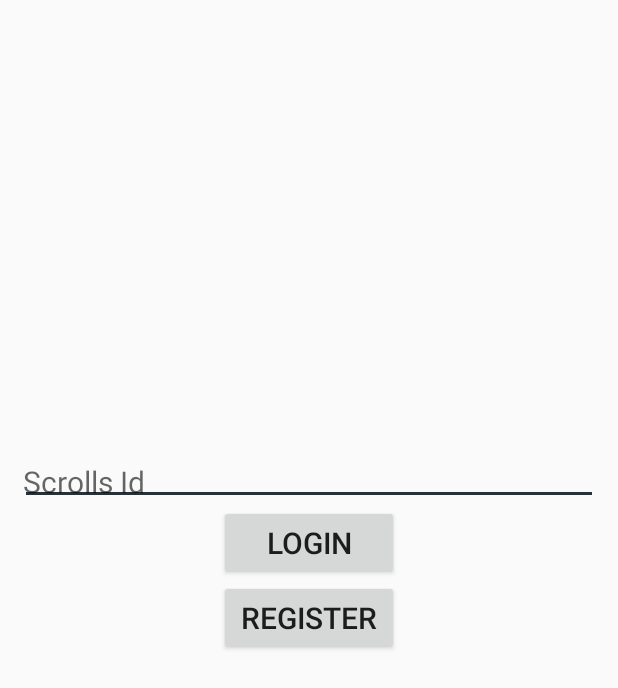
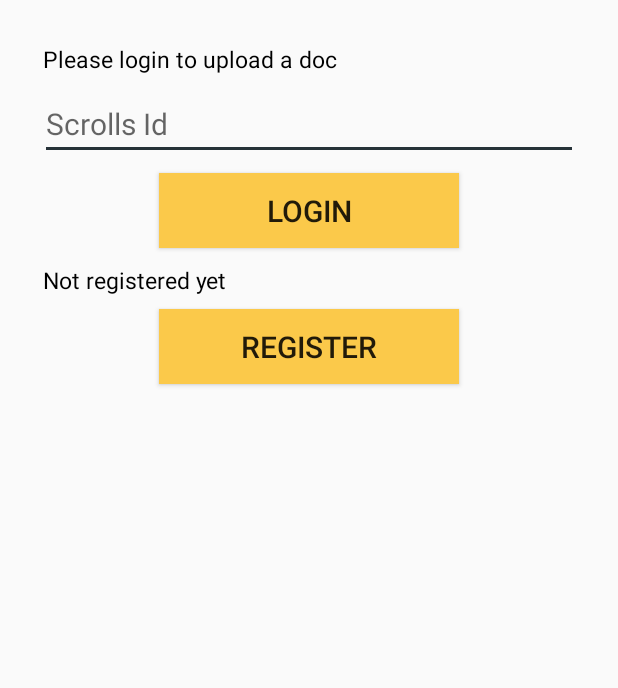
Before and after one commit to Bondzio/Scrolls17, an Android app: the layout fragment_upload_doc.xml on its own in the app's theme, with its tools: preview values and no code run, on a phone screen of 412 x 824 dp. Shown: the top 688 px of the screen. Run offline under Robolectric (Android 15) with nearby library versions, the phone set to English and light mode, and no system bars.

Commit message:
Upload doc layout updated

```diff
--- a/app/src/main/java/in/silive/scrolls/Activities/MainActivity.java
+++ b/app/src/main/java/in/silive/scrolls/Activities/MainActivity.java
@@ -95,8 +95,13 @@ public class MainActivity extends AppCompatActivity implements NavigationDrawer.
                 break;
             case 4:
                 if (!(fragment instanceof UploadDoc))
-                    fragment = new UploadDoc();
-                title = "Upload";
+                    if (CheckConnectivity.isNetConnected(MainActivity.this)) {
+                        fragment = new UploadDoc();
+                        title = "Upload a Doc";
+                    } else {
+                        DialogNoNetConnection dialogNoNetConnection = new DialogNoNetConnection();
+                        dialogNoNetConnection.show(getSupportFragmentManager(), "No net connection");
+                    }
                 break;
            /* case 5:
                 if (!(fragment instanceof QueryUs))
--- a/app/src/main/res/layout/fragment_upload_doc.xml
+++ b/app/src/main/res/layout/fragment_upload_doc.xml
@@ -1,45 +1,62 @@
-<RelativeLayout xmlns:android="http://schemas.android.com/apk/res/android"
+<LinearLayout xmlns:android="http://schemas.android.com/apk/res/android"
     xmlns:tools="http://schemas.android.com/tools"
     android:layout_width="match_parent"
     android:layout_height="match_parent"
     tools:context="in.silive.scrolls.Fragments.UploadDoc"
     android:orientation="vertical"
     android:padding="5dp"
-    android:layout_margin="8dp">
-    <EditText
+    android:layout_margin="18dp">
+    <TextView
+        android:layout_width="match_parent"
+        android:layout_height="wrap_content"
+        android:text="Please login to upload a doc"
+        android:textSize="15sp"
+        android:layout_margin="5dp"
+        android:textColor="#000000"/>
+    <android.support.design.widget.TextInputEditText
         android:layout_width="match_parent"
         android:layout_height="wrap_content"
         android:hint="Scrolls Id"
         android:layout_gravity="center"
-        android:padding="2dp"
         android:textSize="20sp"
+        android:layout_margin="3dp"
         android:id="@+id/login_username"
         android:layout_above="@+id/user_login"
-        android:layout_alignParentRight="true"
-        android:layout_alignParentEnd="true" />
+        android:layout_alignParentLeft="true"
+        android:layout_alignParentStart="true"
+         />
     <Button
-        android:layout_width="120dp"
+        android:layout_width="200dp"
         android:layout_height="50dp"
         android:text="Login"
+        android:background="#fbc94a"
         android:id="@+id/user_login"
-        android:padding="3dp"
+        android:padding="5dp"
         android:textSize="20sp"
         android:layout_gravity="center"
         android:gravity="center"
+        android:layout_margin="5dp" />
+    <TextView
+        android:layout_width="match_parent"
+        android:layout_height="wrap_content"
+        android:text="Not registered yet"
+        android:textSize="15sp"
+        android:textColor="#000000"
+        android:layout_margin="5dp"
         android:layout_above="@+id/user_register"
-        android:layout_alignLeft="@+id/user_register"
-        android:layout_alignStart="@+id/user_register" />
+        android:id="@+id/textView" />
+
     <Button
-        android:layout_width="120dp"
+        android:layout_width="200dp"
         android:layout_height="50dp"
         android:text="Register"
         android:textSize="20sp"
-        android:padding="3dp"
+        android:padding="5dp"
         android:id="@+id/user_register"
         android:layout_gravity="center"
         android:gravity="center"
-        android:layout_centerVertical="true"
-        android:layout_centerHorizontal="true" />
+        android:background="#fbc94a"
+        android:layout_margin="3dp" />
 
     <LinearLayout
         android:layout_width="match_parent"
@@ -66,4 +83,4 @@
 
     </LinearLayout>
 
-</RelativeLayout>
+</LinearLayout>
```
